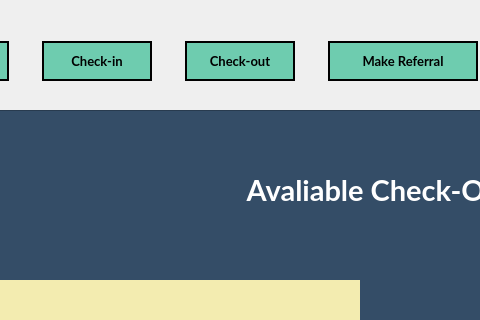
First picture: the form in frontend/ui/checkout.ui, repository mxrked/Medical-Office-Administration, before the edit; both pictures show x 297 to 777 and y 0 to 320 of the 1260 by 800 pixel window.
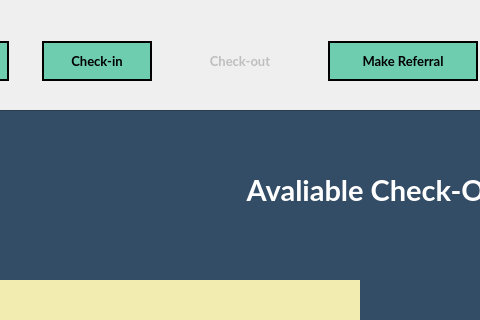
Second picture: the form after the edit. Icons and pictures are not drawn.

Commit message: Disabled main button to current window

Diff of the .ui file:
```diff
--- a/frontend/ui/checkout.ui
+++ b/frontend/ui/checkout.ui
@@ -204,6 +204,9 @@
       </item>
       <item>
        <widget class="QPushButton" name="Nav_CheckoutBtn">
+        <property name="enabled">
+         <bool>false</bool>
+        </property>
         <property name="minimumSize">
          <size>
           <width>110</width>
@@ -230,9 +233,9 @@
         <property name="styleSheet">
          <string notr="true">QPushButton {
 	border-image: none;
-	background-color: #6ECCAF;
-	color: black;
-	border: 2px solid black;
+	background-color: rgba(110, 204, 175, .2);
+	color: rgba(0, 0, 0, .2);
+	border: 2px solid rgba(0, 0, 0, .2);
 }
 
 QPushButton::hover {
```
The commit also changes 2 other files.
